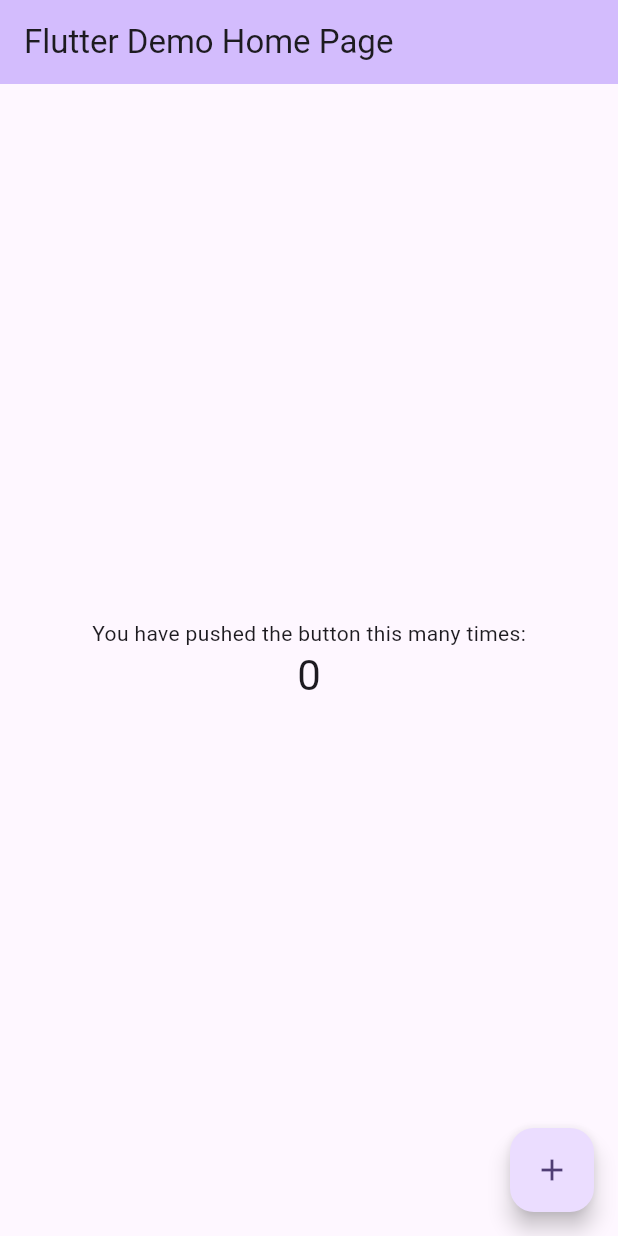
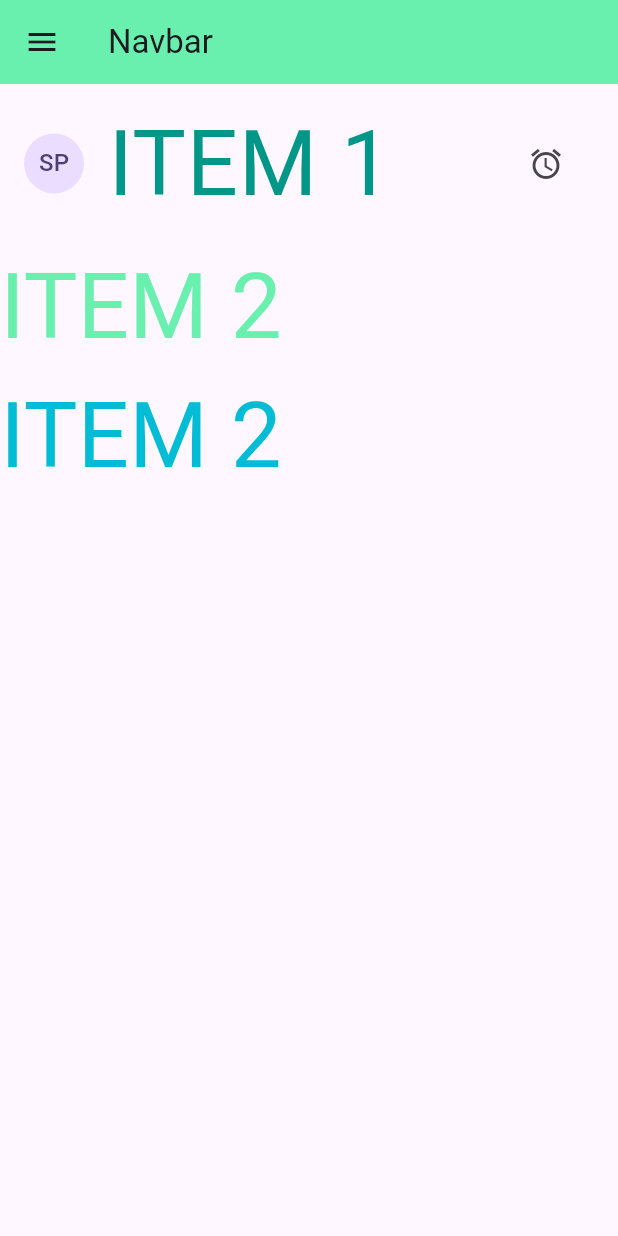
Before and after one commit to LindaArezki/Flutter-Project, a Flutter app: the screen it shows after launch, on a phone screen of 412 x 824 dp. Run offline on Flutter 3.47's test engine with Material 3 defaults, Android fonts, the phone set to English and light mode, and no system bars.

Commit message:
1) Navbar and listview

```diff
--- a/lib/main.dart
+++ b/lib/main.dart
@@ -13,21 +13,6 @@
     return MaterialApp(
       title: 'Flutter Demo',
       theme: ThemeData(
-        // This is the theme of your application.
-        //
-        // TRY THIS: Try running your application with "flutter run". You'll see
-        // the application has a purple toolbar. Then, without quitting the app,
-        // try changing the seedColor in the colorScheme below to Colors.green
-        // and then invoke "hot reload" (save your changes or press the "hot
-        // reload" button in a Flutter-supported IDE, or press "r" if you used
-        // the command line to start the app).
-        //
-        // Notice that the counter didn't reset back to zero; the application
-        // state is not lost during the reload. To reset the state, use hot
-        // restart instead.
-        //
-        // This works for code too, not just values: Most code changes can be
-        // tested with just a hot reload.
         colorScheme: ColorScheme.fromSeed(seedColor: Colors.deepPurple),
         useMaterial3: true,
       ),
@@ -36,90 +21,46 @@
   }
 }
 
-class MyHomePage extends StatefulWidget {
+class MyHomePage extends StatelessWidget {
   const MyHomePage({super.key, required this.title});
-
-  // This widget is the home page of your application. It is stateful, meaning
-  // that it has a State object (defined below) that contains fields that affect
-  // how it looks.
-
-  // This class is the configuration for the state. It holds the values (in this
-  // case the title) provided by the parent (in this case the App widget) and
-  // used by the build method of the State. Fields in a Widget subclass are
-  // always marked "final".
 
   final String title;
 
   @override
-  State<MyHomePage> createState() => _MyHomePageState();
-}
+  Widget build(BuildContext context){
 
-class _MyHomePageState extends State<MyHomePage> {
-  int _counter = 0;
-
-  void _incrementCounter() {
-    setState(() {
-      // This call to setState tells the Flutter framework that something has
-      // changed in this State, which causes it to rerun the build method below
-      // so that the display can reflect the updated values. If we changed
-      // _counter without calling setState(), then the build method would not be
-      // called again, and so nothing would appear to happen.
-      _counter++;
-    });
-  }
-
-  @override
-  Widget build(BuildContext context) {
-    // This method is rerun every time setState is called, for instance as done
-    // by the _incrementCounter method above.
-    //
-    // The Flutter framework has been optimized to make rerunning build methods
-    // fast, so that you can just rebuild anything that needs updating rather
-    // than having to individually change instances of widgets.
     return Scaffold(
       appBar: AppBar(
-        // TRY THIS: Try changing the color here to a specific color (to
-        // Colors.amber, perhaps?) and trigger a hot reload to see the AppBar
-        // change color while the other colors stay the same.
-        backgroundColor: Theme.of(context).colorScheme.inversePrimary,
-        // Here we take the value from the MyHomePage object that was created by
-        // the App.build method, and use it to set our appbar title.
-        title: Text(widget.title),
+        backgroundColor: Colors.greenAccent,
+        title: const Text('Navbar'),
       ),
-      body: Center(
-        // Center is a layout widget. It takes a single child and positions it
-        // in the middle of the parent.
-        child: Column(
-          // Column is also a layout widget. It takes a list of children and
-          // arranges them vertically. By default, it sizes itself to fit its
-          // children horizontally, and tries to be as tall as its parent.
-          //
-          // Column has various properties to control how it sizes itself and
-          // how it positions its children. Here we use mainAxisAlignment to
-          // center the children vertically; the main axis here is the vertical
-          // axis because Columns are vertical (the cross axis would be
-          // horizontal).
-          //
-          // TRY THIS: Invoke "debug painting" (choose the "Toggle Debug Paint"
-          // action in the IDE, or press "p" in the console), to see the
-          // wireframe for each widget.
-          mainAxisAlignment: MainAxisAlignment.center,
-          children: <Widget>[
-            const Text(
-              'You have pushed the button this many times:',
-            ),
-            Text(
-              '$_counter',
-              style: Theme.of(context).textTheme.headlineMedium,
-            ),
+      drawer: Drawer(
+        child: ListView(
+          children: const [
+            ListTile(
+              title: Text('First menu'),
+
+              ),
+            ListTile(
+              title: Text('second menu'),
+            )
           ],
         ),
       ),
-      floatingActionButton: FloatingActionButton(
-        onPressed: _incrementCounter,
-        tooltip: 'Increment',
-        child: const Icon(Icons.add),
-      ), // This trailing comma makes auto-formatting nicer for build methods.
+      body: ListView(
+        children: [
+          ListTile(
+            leading: const CircleAvatar(
+              child: Text('SP'),
+            ),
+            title: const Text('ITEM 1',style: TextStyle(fontSize: 60, color:Colors.teal),),
+            trailing: IconButton(onPressed:() {}, icon: const Icon(Icons.access_alarm)),
+          ),
+          const Text('ITEM 2',style:TextStyle(fontSize: 60, color:Colors.greenAccent),),
+          const Text('ITEM 2',style: TextStyle(fontSize: 60, color:Colors.cyan),),
+
+      ],)
+
     );
   }
 }
```
